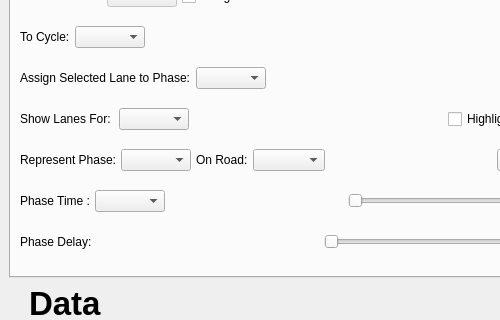
Old version of the form src/ui/mainwindow.ui in the repository samuelarbibe/ai-tms; both pictures show x 0 to 500 and y 108 to 428 of the 1440 by 834 pixel window.
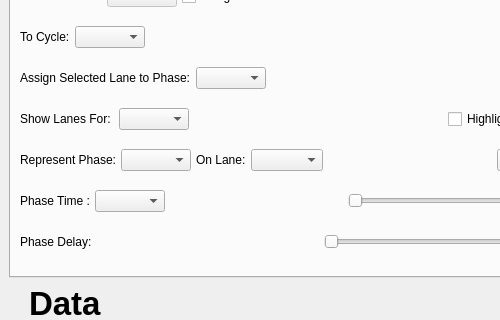
New version of the form. The open tabs and pages were chosen to show the change. Custom widgets are drawn as their Qt base class.

Commit message: traffic lights added near lanes and not near roads 🚨

```diff
--- a/src/ui/mainwindow.ui
+++ b/src/ui/mainwindow.ui
@@ -1136,7 +1136,7 @@
                   <item>
                    <widget class="QLabel" name="label_30">
                     <property name="text">
-                     <string>On Road:</string>
+                     <string>On Lane:</string>
                     </property>
                    </widget>
                   </item>
```
Left out of the diff: 4 changed lines with no effect on the pictures. The commit also changes 10 other files.
